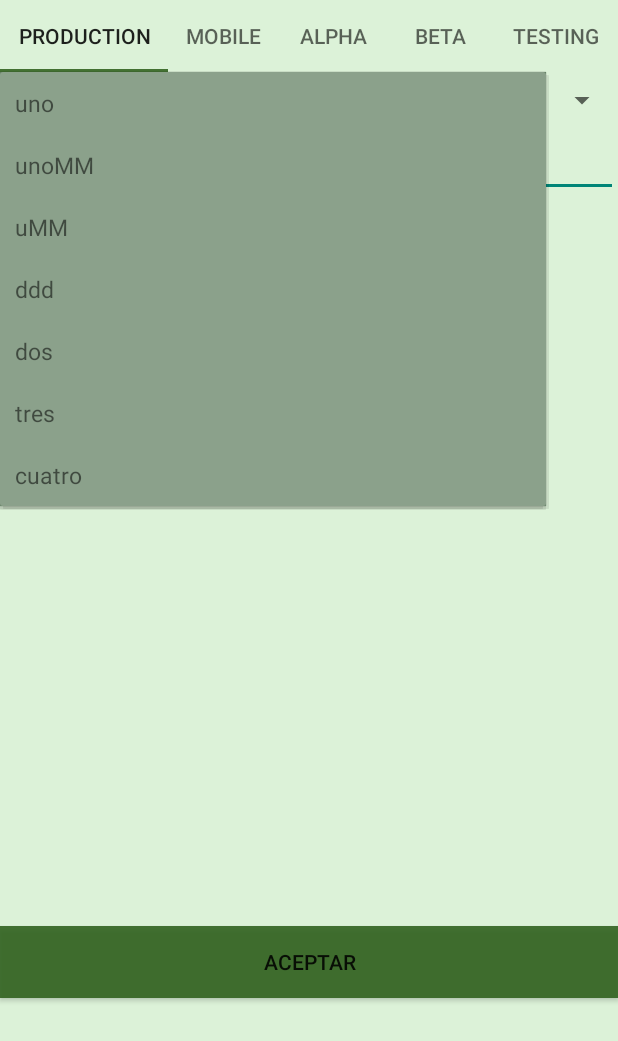
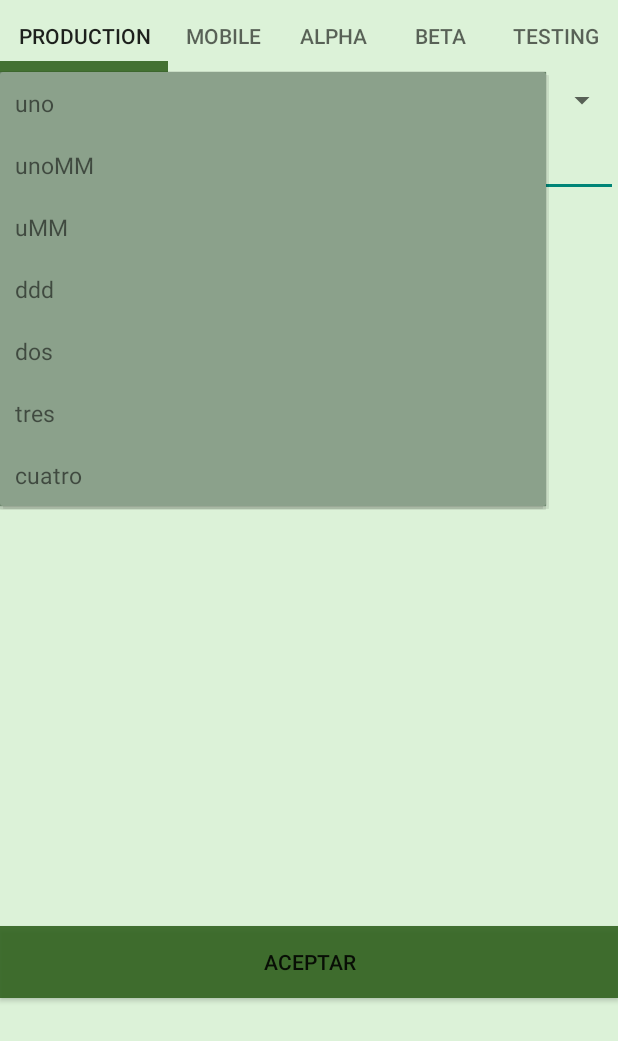
Before and after one commit to jfernandezz/support-android-app, an Android app: the TicketCreationActivity screen opened directly, with no data from a screen before it, after a tap on "uno", on a phone screen of 412 x 824 dp. Shown: the top 1041 px of the screen. Run offline under Robolectric (Android 15) with nearby library versions, the light colour scheme and no system bars; network calls fail; 3 statements that could not run were skipped.

Commit message:
no message

```diff
--- a/app/src/main/res/layout/activity_ticket_creation.xml
+++ b/app/src/main/res/layout/activity_ticket_creation.xml
@@ -12,6 +12,7 @@
         android:layout_height="wrap_content"
         android:layout_gravity="center_horizontal"
         app:tabIndicatorColor="@color/colorPrimaryDark"
+        app:tabIndicatorHeight="7dp"
         app:tabMode="scrollable">
 
         <com.google.android.material.tabs.TabItem
```
